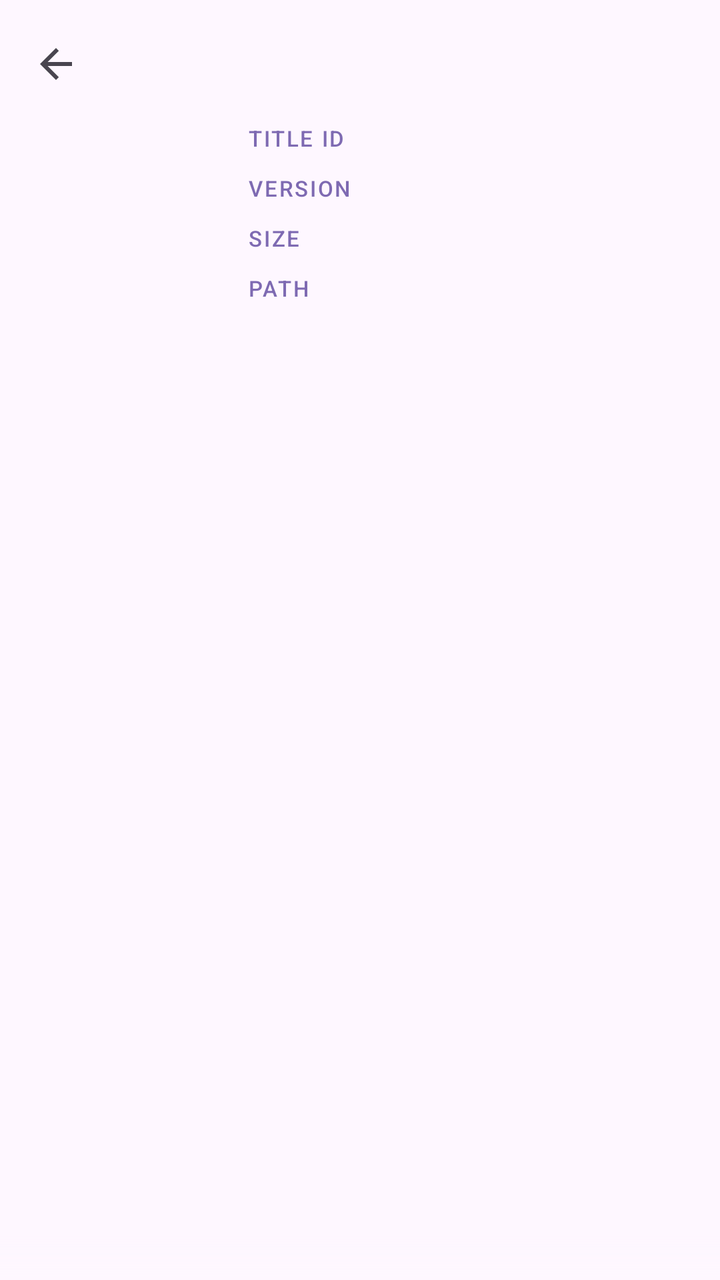
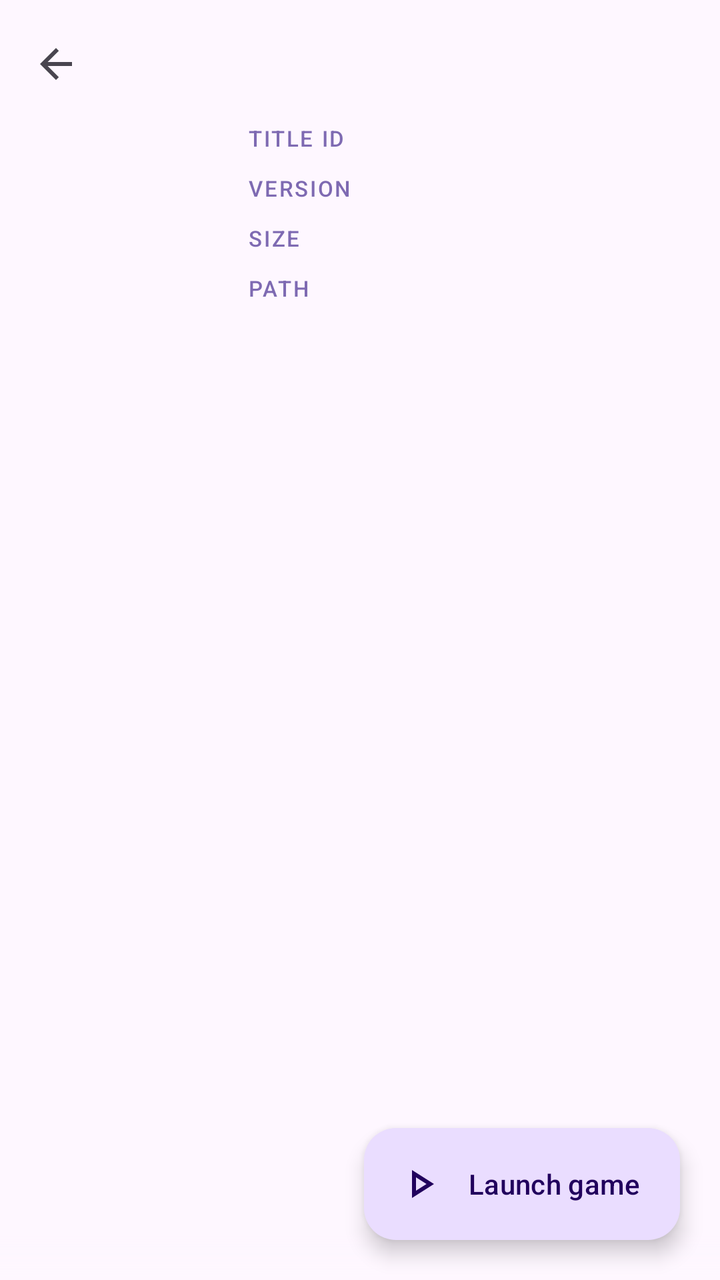

Compare the two renders of this Android layout. The source of the first and the diff that turns it into the second are given below.
<!-- AndroidManifest.xml: application theme Theme.SharpEmu -->
<!-- res/layout/activity_game_settings.xml -->
<?xml version="1.0" encoding="utf-8"?>
<LinearLayout xmlns:android="http://schemas.android.com/apk/res/android"
    xmlns:app="http://schemas.android.com/apk/res-auto"
    android:layout_width="match_parent"
    android:layout_height="match_parent"
    android:orientation="vertical"
    android:background="?attr/colorSurface">

    <com.google.android.material.appbar.MaterialToolbar
        android:id="@+id/toolbar"
        android:layout_width="match_parent"
        android:layout_height="?attr/actionBarSize"
        app:navigationIcon="@drawable/ic_back" />

    
    <LinearLayout
        android:layout_width="match_parent"
        android:layout_height="wrap_content"
        android:layout_marginTop="-6dp"
        android:gravity="center_vertical"
        android:orientation="horizontal"
        android:paddingHorizontal="20dp"
        android:paddingBottom="16dp">

        
        <com.google.android.material.imageview.ShapeableImageView
            android:id="@+id/icon"
            android:layout_width="88dp"
            android:layout_height="88dp"
            android:contentDescription="@null"
            android:scaleType="fitCenter"
            app:shapeAppearanceOverlay="@style/ShapeAppearance.SharpEmu.Card" />

        <include
            android:id="@+id/facts"
            layout="@layout/part_game_facts"
            android:layout_width="0dp"
            android:layout_height="wrap_content"
            android:layout_marginStart="16dp"
            android:layout_weight="1" />

    </LinearLayout>

    <FrameLayout
        android:layout_width="match_parent"
        android:layout_height="0dp"
        android:layout_weight="1">

        <androidx.recyclerview.widget.RecyclerView
            android:id="@+id/sections"
            android:layout_width="match_parent"
            android:layout_height="match_parent"
            android:clipToPadding="false"
            android:paddingHorizontal="10dp"
            android:paddingTop="4dp"
            android:paddingBottom="24dp"
            android:scrollbarStyle="outsideOverlay"
            android:scrollbars="vertical" />

        <View
            android:layout_width="match_parent"
            android:layout_height="24dp"
            android:layout_gravity="bottom"
            android:background="@drawable/scrim_list_bottom" />

    </FrameLayout>

</LinearLayout>
<!-- res/layout/part_game_facts.xml (included above) -->
<?xml version="1.0" encoding="utf-8"?>
<LinearLayout xmlns:android="http://schemas.android.com/apk/res/android"
    android:layout_width="match_parent"
    android:layout_height="wrap_content"
    android:orientation="vertical">

    <LinearLayout
        android:id="@+id/titleIdRow"
        android:layout_width="match_parent"
        android:layout_height="wrap_content"
        android:orientation="horizontal">

        <TextView
            style="@style/FactLabel"
            android:layout_width="@dimen/game_fact_label"
            android:text="@string/game_settings_label_title_id" />

        <TextView
            android:id="@+id/titleId"
            android:layout_width="0dp"
            android:layout_height="wrap_content"
            android:layout_weight="1"
            android:singleLine="true"
            android:textAppearance="?attr/textAppearanceBodyMedium"
            android:textColor="?attr/colorOnSurfaceVariant" />

    </LinearLayout>

    <LinearLayout
        android:id="@+id/versionRow"
        android:layout_width="match_parent"
        android:layout_height="wrap_content"
        android:layout_marginTop="6dp"
        android:orientation="horizontal">

        <TextView
            style="@style/FactLabel"
            android:layout_width="@dimen/game_fact_label"
            android:text="@string/game_settings_label_version" />

        <TextView
            android:id="@+id/version"
            android:layout_width="0dp"
            android:layout_height="wrap_content"
            android:layout_weight="1"
            android:singleLine="true"
            android:textAppearance="?attr/textAppearanceBodyMedium"
            android:textColor="?attr/colorOnSurfaceVariant" />

    </LinearLayout>

    
    <LinearLayout
        android:id="@+id/sizeRow"
        android:layout_width="match_parent"
        android:layout_height="wrap_content"
        android:layout_marginTop="6dp"
        android:orientation="horizontal">

        <TextView
            style="@style/FactLabel"
            android:layout_width="@dimen/game_fact_label"
            android:text="@string/game_settings_label_size" />

        <TextView
            android:id="@+id/size"
            android:layout_width="0dp"
            android:layout_height="wrap_content"
            android:layout_weight="1"
            android:singleLine="true"
            android:textAppearance="?attr/textAppearanceBodyMedium"
            android:textColor="?attr/colorOnSurfaceVariant" />

    </LinearLayout>

    <LinearLayout
        android:id="@+id/pathRow"
        android:layout_width="match_parent"
        android:layout_height="wrap_content"
        android:layout_marginTop="6dp"
        android:orientation="horizontal">

        <TextView
            style="@style/FactLabel"
            android:layout_width="@dimen/game_fact_label"
            android:text="@string/game_settings_label_path" />

        
        <TextView
            android:id="@+id/path"
            android:layout_width="0dp"
            android:layout_height="wrap_content"
            android:layout_weight="1"
            android:textAppearance="?attr/textAppearanceBodyMedium"
            android:textColor="?attr/colorOnSurfaceVariant" />

    </LinearLayout>

</LinearLayout>
<!-- resources referenced by this layout -->
<resources>
  <dimen name="game_fact_label">76dp</dimen>
  <!-- drawable ic_back (drawable) -->
  <vector xmlns:android="http://schemas.android.com/apk/res/android"
      android:width="24dp"
      android:height="24dp"
      android:viewportWidth="24"
      android:viewportHeight="24"
      android:autoMirrored="true"
      android:tint="?attr/colorControlNormal">
      <path
          android:fillColor="@android:color/white"
          android:pathData="M20,11H7.83l5.59,-5.59L12,4l-8,8 8,8 1.41,-1.41L7.83,13H20v-2z" />
  </vector>
  <!-- drawable scrim_list_bottom (drawable) -->
  <?xml version="1.0" encoding="utf-8"?>
  <shape xmlns:android="http://schemas.android.com/apk/res/android"
      android:shape="rectangle">
  
      
      <gradient
          android:angle="90"
          android:startColor="?attr/colorSurface"
          android:endColor="@android:color/transparent"
          android:type="linear" />
  
  </shape>
  <string name="game_settings_label_path">Path</string>
  <string name="game_settings_label_size">Size</string>
  <string name="game_settings_label_title_id">Title ID</string>
  <string name="game_settings_label_version">Version</string>
  <style name="FactLabel">
          <item name="android:layout_height">wrap_content</item>
          <item name="android:textAppearance">?attr/textAppearanceLabelSmall</item>
          <item name="android:textAllCaps">true</item>
          <item name="android:letterSpacing">0.08</item>
          <item name="android:textColor">?attr/colorPrimary</item>
          <item name="android:alpha">0.85</item>
      </style>
  <style name="ShapeAppearance.SharpEmu.Card" parent="">
          <item name="cornerFamily">rounded</item>
          <item name="cornerSize">16dp</item>
      </style>
  <style name="Theme.SharpEmu" parent="Theme.Material3.DayNight.NoActionBar">
          <item name="android:statusBarColor">?attr/colorSurface</item>
          <item name="android:navigationBarColor">?attr/colorSurface</item>
      </style>
</resources>

<!-- the commit's change to res/layout/activity_game_settings.xml (unified diff, before → after) -->
@@ -46,6 +46,7 @@
         android:layout_height="0dp"
         android:layout_weight="1">
 
+        
         <androidx.recyclerview.widget.RecyclerView
             android:id="@+id/sections"
             android:layout_width="match_parent"
@@ -53,15 +54,26 @@
             android:clipToPadding="false"
             android:paddingHorizontal="10dp"
             android:paddingTop="4dp"
-            android:paddingBottom="24dp"
+            android:paddingBottom="96dp"
             android:scrollbarStyle="outsideOverlay"
             android:scrollbars="vertical" />
 
+        
         <View
             android:layout_width="match_parent"
             android:layout_height="24dp"
             android:layout_gravity="bottom"
             android:background="@drawable/scrim_list_bottom" />
+
+        
+        <com.google.android.material.floatingactionbutton.ExtendedFloatingActionButton
+            android:id="@+id/launch"
+            android:layout_width="wrap_content"
+            android:layout_height="wrap_content"
+            android:layout_gravity="bottom|end"
+            android:layout_margin="20dp"
+            android:text="@string/game_settings_launch"
+            app:icon="@drawable/ic_play" />
 
     </FrameLayout>
 
<!-- resource entries referenced after the edit -->
@@ -12,6 +12,20 @@
       <path
           android:fillColor="@android:color/white"
           android:pathData="M20,11H7.83l5.59,-5.59L12,4l-8,8 8,8 1.41,-1.41L7.83,13H20v-2z" />
+  </vector>
+  <!-- drawable ic_play (drawable) -->
+  <?xml version="1.0" encoding="utf-8"?>
+  <vector xmlns:android="http://schemas.android.com/apk/res/android"
+      android:width="24dp"
+      android:height="24dp"
+      android:viewportWidth="960"
+      android:viewportHeight="960"
+      android:tint="?attr/colorOnSurfaceVariant">
+  
+      <path
+          android:fillColor="@android:color/white"
+          android:pathData="M320,760L320,200L760,480L320,760ZM400,480L400,480L400,480ZM400,614L610,480L400,346L400,614Z" />
+  
   </vector>
   <!-- drawable scrim_list_bottom (drawable) -->
   <?xml version="1.0" encoding="utf-8"?>
@@ -30,6 +44,7 @@
   <string name="game_settings_label_size">Size</string>
   <string name="game_settings_label_title_id">Title ID</string>
   <string name="game_settings_label_version">Version</string>
+  <string name="game_settings_launch">Launch game</string>
   <style name="FactLabel">
           <item name="android:layout_height">wrap_content</item>
           <item name="android:textAppearance">?attr/textAppearanceLabelSmall</item>
